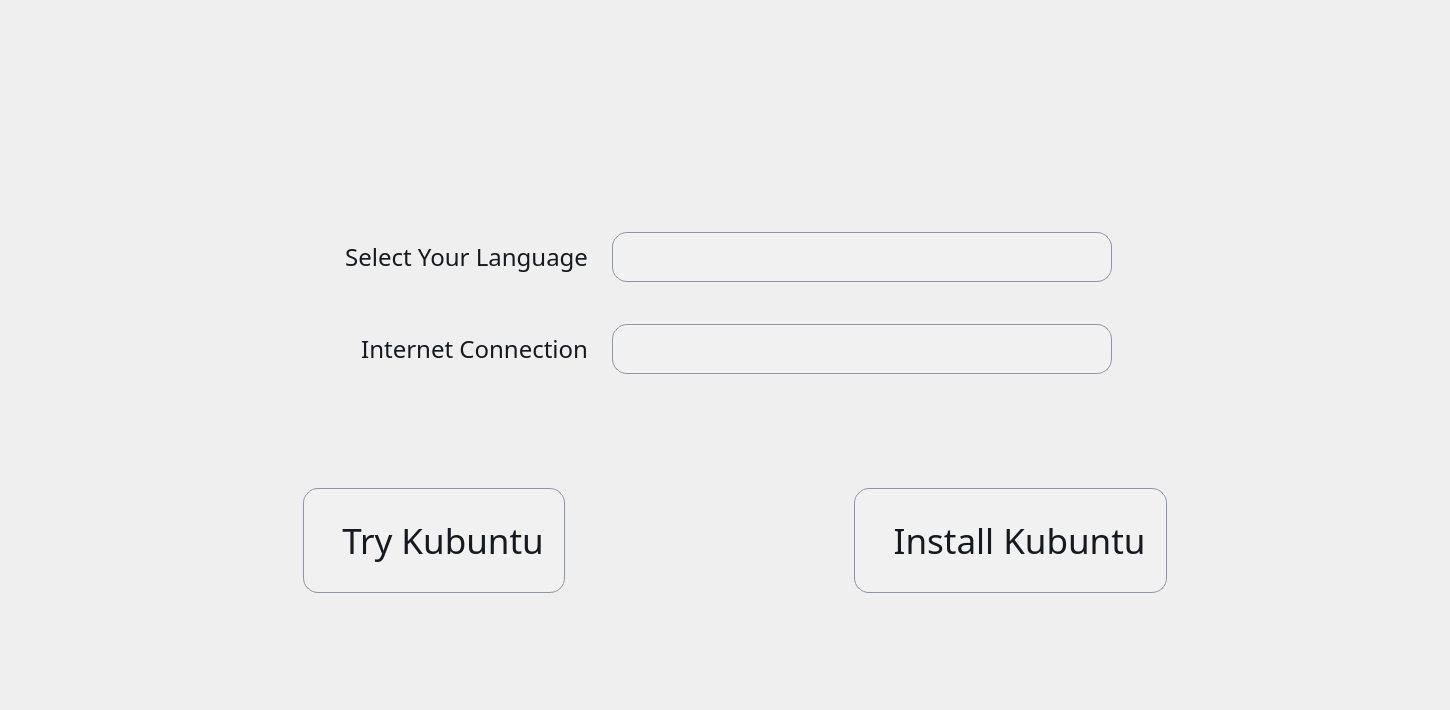
zitzhen/kzhento-installer-prompt, file src/installerprompt.ui: the form before one commit.
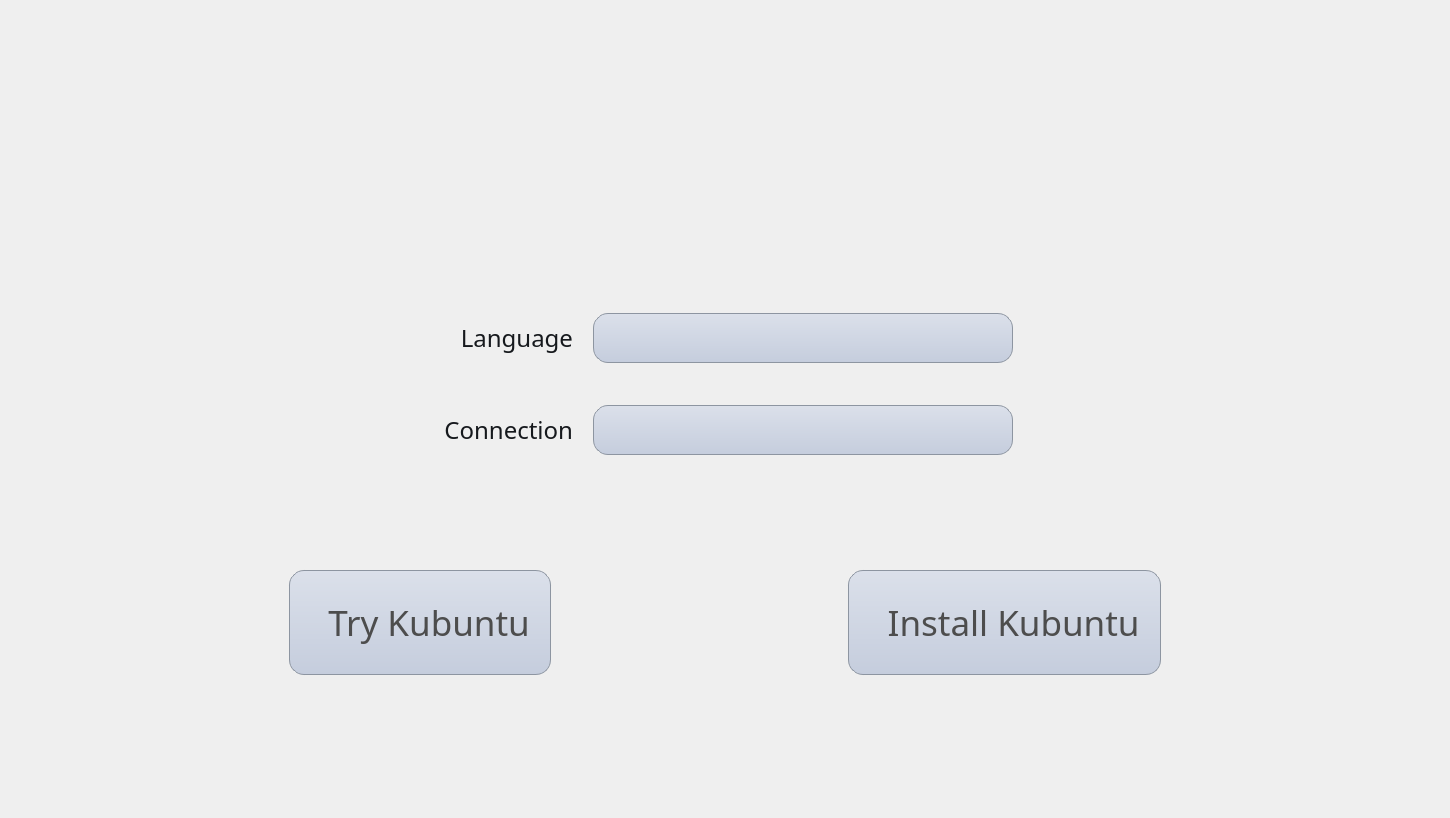
The form after the commit. Icons and pictures are not drawn.

Diff of the .ui file:
```diff
--- a/src/installerprompt.ui
+++ b/src/installerprompt.ui
@@ -7,7 +7,7 @@
     <x>0</x>
     <y>0</y>
     <width>1450</width>
-    <height>710</height>
+    <height>818</height>
    </rect>
   </property>
   <property name="minimumSize">
@@ -44,8 +44,8 @@
 QComboBox, QLineEdit {
 /*    background-color: #315764; */
 /*    background-color: #729fa5;  */
-    background-color: #f1f1f1;
-    color: #16191d;
+    background-color: qlineargradient(spread:pad, x1:0, y1:0, x2:0, y2:1, stop:0 #dbe0ea, stop:1 #c5cddd);
+    color: #4d4d4d;
     border: 1px solid #8d95a1;
     border-radius: 15px;
     padding: 6px 12px;
@@ -59,6 +59,11 @@
     border: none;
 }
 
+QComboBox QAbstractItemView {
+    color: #4d4d4d;
+    background-color: #dbe0ea;
+}
+
 QComboBox::down-arrow {
     image: url(:/arrow-down);
     width: 30px;
@@ -67,7 +72,7 @@
 
 QLabel {
     color: #16191d;
-    margin-right: 12px;
+    margin-right: 8px;
 }
 
 QLabel#logoLabel {
@@ -76,7 +81,7 @@
 }
 
 QPushButton {
-	background-color: #f1f1f1; color: #16191d; border: 1px solid #8d95a1; border-radius: 15px;
+	background-color: qlineargradient(spread:pad, x1:0, y1:0, x2:0, y2:1, stop:0 #dbe0ea, stop:1 #c5cddd); color: #4d4d4d; border: 1px solid #8d95a1; border-radius: 15px;
 }
 
 QPushButton:hover {
@@ -98,7 +103,7 @@
      <verstretch>0</verstretch>
     </sizepolicy>
    </property>
-   <layout class="QVBoxLayout" name="verticalLayout">
+   <layout class="QVBoxLayout" name="verticalLayout" stretch="368,0,151,0,188">
     <item>
      <spacer name="verticalSpacer">
       <property name="orientation">
@@ -113,79 +118,11 @@
      </spacer>
     </item>
     <item>
-     <layout class="QHBoxLayout" name="horizontalLayout">
+     <layout class="QHBoxLayout" name="horizontalLayout_5" stretch="0,0,0">
       <item>
-       <spacer name="horizontalSpacer">
+       <spacer name="horizontalSpacer_8">
         <property name="orientation">
-         <enum>Qt::Horizontal</enum>
-        </property>
-        <property name="sizeHint" stdset="0">
-         <size>
-          <width>40</width>
-          <height>20</height>
-         </size>
-        </property>
-       </spacer>
-      </item>
-      <item>
-       <widget class="QLabel" name="label">
-        <property name="sizePolicy">
-         <sizepolicy hsizetype="Preferred" vsizetype="Fixed">
-          <horstretch>0</horstretch>
-          <verstretch>0</verstretch>
-         </sizepolicy>
-        </property>
-        <property name="maximumSize">
-         <size>
-          <width>513</width>
-          <height>100</height>
-         </size>
-        </property>
-        <property name="text">
-         <string/>
-        </property>
-        <property name="pixmap">
-         <pixmap resource="resource.qrc">:/logo</pixmap>
-        </property>
-        <property name="scaledContents">
-         <bool>true</bool>
-        </property>
-       </widget>
-      </item>
-      <item>
-       <spacer name="horizontalSpacer_2">
-        <property name="orientation">
-         <enum>Qt::Horizontal</enum>
-        </property>
-        <property name="sizeHint" stdset="0">
-         <size>
-          <width>40</width>
-          <height>20</height>
-         </size>
-        </property>
-       </spacer>
-      </item>
-     </layout>
-    </item>
-    <item>
-     <spacer name="verticalSpacer_2">
-      <property name="orientation">
-       <enum>Qt::Vertical</enum>
-      </property>
-      <property name="sizeHint" stdset="0">
-       <size>
-        <width>20</width>
-        <height>40</height>
-       </size>
-      </property>
-     </spacer>
-    </item>
-    <item>
-     <layout class="QHBoxLayout" name="horizontalLayout_5">
-      <item>
-       <spacer name="horizontalSpacer_6">
-        <property name="orientation">
-         <enum>Qt::Horizontal</enum>
+         <enum>Qt::Orientation::Horizontal</enum>
         </property>
         <property name="sizeHint" stdset="0">
          <size>
@@ -197,61 +134,7 @@
       </item>
       <item>
        <layout class="QGridLayout" name="gridLayout">
-        <item row="0" column="0">
-         <widget class="QLabel" name="translationsLabel">
-          <property name="sizePolicy">
-           <sizepolicy hsizetype="Expanding" vsizetype="Preferred">
-            <horstretch>0</horstretch>
-            <verstretch>0</verstretch>
-           </sizepolicy>
-          </property>
-          <property name="font">
-           <font>
-            <family>IBM Plex Sans</family>
-            <pointsize>18</pointsize>
-            <bold>false</bold>
-           </font>
-          </property>
-          <property name="text">
-           <string>Select Your Language</string>
-          </property>
-          <property name="alignment">
-           <set>Qt::AlignRight|Qt::AlignTrailing|Qt::AlignVCenter</set>
-          </property>
-         </widget>
-        </item>
-        <item row="0" column="1">
-         <widget class="QComboBox" name="languageComboBox">
-          <property name="sizePolicy">
-           <sizepolicy hsizetype="Preferred" vsizetype="Fixed">
-            <horstretch>0</horstretch>
-            <verstretch>0</verstretch>
-           </sizepolicy>
-          </property>
-          <property name="minimumSize">
-           <size>
-            <width>500</width>
-            <height>50</height>
-           </size>
-          </property>
-          <property name="maximumSize">
-           <size>
-            <width>500</width>
-            <height>50</height>
-           </size>
-          </property>
-          <property name="font">
-           <font>
-            <family>IBM Plex Sans</family>
-            <pointsize>16</pointsize>
-           </font>
-          </property>
-          <property name="cursor">
-           <cursorShape>PointingHandCursor</cursorShape>
-          </property>
-         </widget>
-        </item>
-        <item row="2" column="1">
+        <item row="6" column="1">
          <widget class="QComboBox" name="networkComboBox">
           <property name="sizePolicy">
            <sizepolicy hsizetype="Preferred" vsizetype="Fixed">
@@ -261,13 +144,13 @@
           </property>
           <property name="minimumSize">
            <size>
-            <width>500</width>
+            <width>420</width>
             <height>50</height>
            </size>
           </property>
           <property name="maximumSize">
            <size>
-            <width>500</width>
+            <width>420</width>
             <height>50</height>
            </size>
           </property>
@@ -282,30 +165,54 @@
           </property>
          </widget>
         </item>
-        <item row="2" column="0">
-         <widget class="QLabel" name="WiFiLabel">
+        <item row="3" column="1">
+         <spacer name="verticalSpacer_7">
+          <property name="orientation">
+           <enum>Qt::Orientation::Vertical</enum>
+          </property>
+          <property name="sizeType">
+           <enum>QSizePolicy::Policy::Fixed</enum>
+          </property>
+          <property name="sizeHint" stdset="0">
+           <size>
+            <width>20</width>
+            <height>36</height>
+           </size>
+          </property>
+         </spacer>
+        </item>
+        <item row="4" column="1">
+         <widget class="QComboBox" name="languageComboBox">
           <property name="sizePolicy">
-           <sizepolicy hsizetype="Expanding" vsizetype="Preferred">
+           <sizepolicy hsizetype="Preferred" vsizetype="Fixed">
             <horstretch>0</horstretch>
             <verstretch>0</verstretch>
            </sizepolicy>
           </property>
+          <property name="minimumSize">
+           <size>
+            <width>420</width>
+            <height>50</height>
+           </size>
+          </property>
+          <property name="maximumSize">
+           <size>
+            <width>420</width>
+            <height>50</height>
+           </size>
+          </property>
           <property name="font">
            <font>
             <family>IBM Plex Sans</family>
-            <pointsize>18</pointsize>
-            <bold>false</bold>
+            <pointsize>16</pointsize>
            </font>
           </property>
-          <property name="text">
-           <string>Internet Connection</string>
-          </property>
-          <property name="alignment">
-           <set>Qt::AlignRight|Qt::AlignTrailing|Qt::AlignVCenter</set>
+          <property name="cursor">
+           <cursorShape>PointingHandCursor</cursorShape>
           </property>
          </widget>
         </item>
-        <item row="1" column="1">
+        <item row="5" column="1">
          <spacer name="verticalSpacer_6">
           <property name="orientation">
            <enum>Qt::Vertical</enum>
@@ -321,6 +228,113 @@
           </property>
          </spacer>
         </item>
+        <item row="6" column="0">
+         <widget class="QLabel" name="WiFiLabel">
+          <property name="sizePolicy">
+           <sizepolicy hsizetype="Preferred" vsizetype="Preferred">
+            <horstretch>0</horstretch>
+            <verstretch>0</verstretch>
+           </sizepolicy>
+          </property>
+          <property name="font">
+           <font>
+            <family>IBM Plex Sans</family>
+            <pointsize>18</pointsize>
+            <bold>false</bold>
+           </font>
+          </property>
+          <property name="text">
+           <string>Connection</string>
+          </property>
+          <property name="alignment">
+           <set>Qt::AlignmentFlag::AlignRight|Qt::AlignmentFlag::AlignTrailing|Qt::AlignmentFlag::AlignVCenter</set>
+          </property>
+         </widget>
+        </item>
+        <item row="4" column="0">
+         <widget class="QLabel" name="translationsLabel">
+          <property name="sizePolicy">
+           <sizepolicy hsizetype="Preferred" vsizetype="Preferred">
+            <horstretch>0</horstretch>
+            <verstretch>0</verstretch>
+           </sizepolicy>
+          </property>
+          <property name="font">
+           <font>
+            <family>IBM Plex Sans</family>
+            <pointsize>18</pointsize>
+            <bold>false</bold>
+           </font>
+          </property>
+          <property name="text">
+           <string>Language</string>
+          </property>
+          <property name="alignment">
+           <set>Qt::AlignmentFlag::AlignRight|Qt::AlignmentFlag::AlignTrailing|Qt::AlignmentFlag::AlignVCenter</set>
+          </property>
+         </widget>
+        </item>
+        <item row="0" column="0" colspan="2">
+         <layout class="QHBoxLayout" name="horizontalLayout_3">
+          <item>
+           <spacer name="horizontalSpacer_6">
+            <property name="orientation">
+             <enum>Qt::Orientation::Horizontal</enum>
+            </property>
+            <property name="sizeType">
+             <enum>QSizePolicy::Policy::Preferred</enum>
+            </property>
+            <property name="sizeHint" stdset="0">
+             <size>
+              <width>1</width>
+              <height>20</height>
+             </size>
+            </property>
+           </spacer>
+          </item>
+          <item>
+           <widget class="QLabel" name="label">
+            <property name="sizePolicy">
+             <sizepolicy hsizetype="Preferred" vsizetype="Fixed">
+              <horstretch>0</horstretch>
+              <verstretch>0</verstretch>
+             </sizepolicy>
+            </property>
+            <property name="maximumSize">
+             <size>
+              <width>513</width>
+              <height>100</height>
+             </size>
+            </property>
+            <property name="text">
+             <string/>
+            </property>
+            <property name="pixmap">
+             <pixmap resource="resource.qrc">:/logo</pixmap>
+            </property>
+            <property name="scaledContents">
+             <bool>true</bool>
+            </property>
+           </widget>
+          </item>
+          <item>
+           <spacer name="horizontalSpacer_9">
+            <property name="orientation">
+             <enum>Qt::Orientation::Horizontal</enum>
+            </property>
+            <property name="sizeType">
+             <enum>QSizePolicy::Policy::Preferred</enum>
+            </property>
+            <property name="sizeHint" stdset="0">
+             <size>
+              <width>1</width>
+              <height>20</height>
+             </size>
+            </property>
+           </spacer>
+          </item>
+         </layout>
+        </item>
        </layout>
       </item>
       <item>
@@ -339,7 +353,7 @@
      </layout>
     </item>
     <item>
-     <spacer name="verticalSpacer_3">
+     <spacer name="verticalSpacer_2">
       <property name="orientation">
        <enum>Qt::Vertical</enum>
       </property>
@@ -353,22 +367,6 @@
     </item>
     <item>
      <layout class="QHBoxLayout" name="horizontalLayout_2">
-      <item>
-       <spacer name="verticalSpacer_5">
-        <property name="orientation">
-         <enum>Qt::Vertical</enum>
-        </property>
-        <property name="sizeType">
-         <enum>QSizePolicy::Maximum</enum>
-        </property>
-        <property name="sizeHint" stdset="0">
-         <size>
-          <width>20</width>
-          <height>130</height>
-         </size>
-        </property>
-       </spacer>
-      </item>
       <item>
        <spacer name="horizontalSpacer_3">
         <property name="orientation">
@@ -501,9 +499,9 @@
      </layout>
     </item>
     <item>
-     <spacer name="verticalSpacer_4">
+     <spacer name="verticalSpacer_3">
       <property name="orientation">
-       <enum>Qt::Vertical</enum>
+       <enum>Qt::Orientation::Vertical</enum>
       </property>
       <property name="sizeHint" stdset="0">
        <size>
```
Left out of the diff: 22 changed lines with no effect on the pictures.
